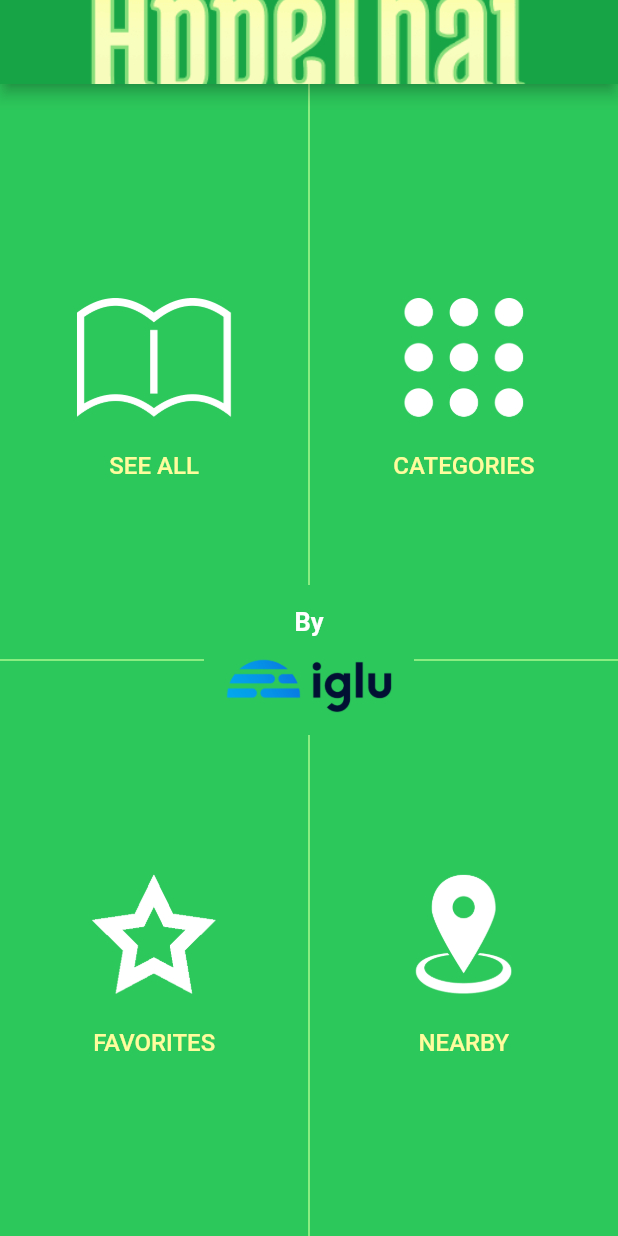
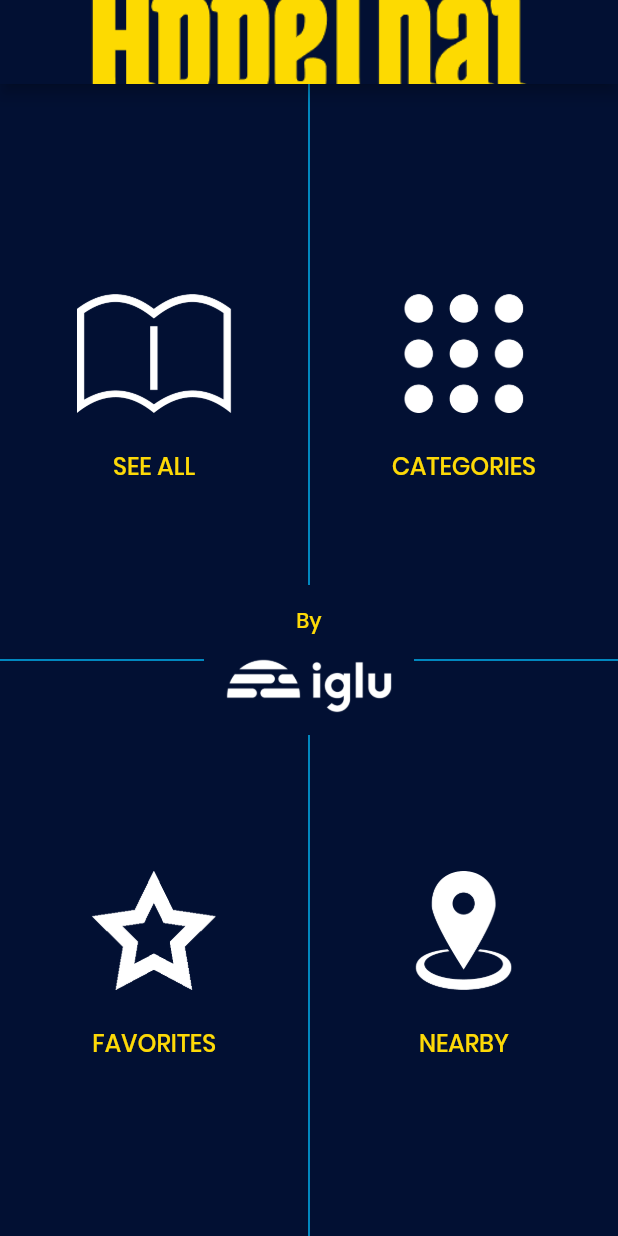
Before and after one commit to ryanzander/appethai, a Flutter app: the screen it shows after launch, on a phone screen of 412 x 824 dp. Run offline on Flutter 3.47's test engine with Material 2 defaults, Android fonts, the phone set to English and light mode, and no system bars; our stand-ins replace audioplayers, auto_size_text, google_maps_flutter, location, shared_preferences.

Commit message:
UI color, font, and icon changes

```diff
--- a/lib/main.dart
+++ b/lib/main.dart
@@ -10,6 +10,7 @@ class MyApp extends StatelessWidget {
     return MaterialApp(
       debugShowCheckedModeBanner: false,
       title: 'AppeThai',
+      theme: ThemeData(fontFamily: 'Poppins'),
       home: HomeScreen(),
     );
   }
--- a/lib/resources/constants.dart
+++ b/lib/resources/constants.dart
@@ -1,15 +1,21 @@
 import 'package:flutter/material.dart';
 
 // App Colors
-Color darkGreen = const Color(0xFF17A446);
-Color mediumGreen = const Color.fromRGBO(44, 200, 91, 1.0);
-Color lightGreen = const Color.fromRGBO(170, 249, 143, 1.0);
+//Color darkGreen = const Color(0xFF17A446);
+//Color mediumGreen = const Color.fromRGBO(44, 200, 91, 1.0);
+//Color lightGreen = const Color.fromRGBO(170, 249, 143, 1.0);
 Color sunYellow = const Color.fromRGBO(253, 217, 7, 1.0);
 Color darkYellow = const Color.fromRGBO(254, 231, 56, 1.0);
-Color lightYellow = const Color(0xFFFEFC9D);
-Color textGreen = const Color(0xFF006639);
+//Color lightYellow = const Color(0xFFFEFC9D);
+//Color textGreen = const Color(0xFF006639);
 Color textRed = const Color(0xFFE10613);
 
-// google map api
-String iosMapApiKey = "AIzaSyCFMCsq8DWDHGAGv1kmPp5Yh4IcoPuNAcQ";
-String androidMapApiKey = "AIzaSyDsbL6VLmRaq-guiGTBvdAeTY5dYgSfLO4";
+Color darkBlue = const Color(0xFF021033);
+Color mediumBlue = const Color(0xFF0A73E0);
+Color lightBlue = const Color(0xFF00AFEE);
+
+Color darkGreen = darkBlue;
+Color mediumGreen = darkBlue; //mediumBlue;
+Color lightGreen = lightBlue;
+Color lightYellow = sunYellow;
+Color textGreen = lightBlue;
--- a/lib/screens/food_info_screen.dart
+++ b/lib/screens/food_info_screen.dart
@@ -78,7 +78,7 @@ class FoodInfoState extends State<FoodInfoScreen> {
                   style: TextStyle(
                     color: lightYellow,
                     fontSize: 20,
-                    fontWeight: FontWeight.w600,
+                    fontWeight: FontWeight.w500,
                   ),
                   maxLines: 2,
                   textAlign: TextAlign.center,
--- a/lib/screens/home_screen.dart
+++ b/lib/screens/home_screen.dart
@@ -89,15 +89,15 @@ class HomeScreenState extends State<HomeScreen> {
                   children: <Widget>[
                     Text("By",
                         style: TextStyle(
-                          color: Colors.white,
-                          fontWeight: FontWeight.w600,
-                          fontSize: 17,
+                          color: lightYellow,
+                          fontWeight: FontWeight.w500,
+                          fontSize: 14,
                         )),
                     FlatButton(
                       onPressed: _launchURL,
                       padding: EdgeInsets.all(0.0),
                       child:
-                          Image.asset('assets/images/general/iglu_colored.png'),
+                          Image.asset('assets/images/general/iglu_white.png'),
                     ),
                   ],
                 ),
```
Also changed, not shown: lib/screens/nearby_screen.dart (+8 -6 lines), pubspec.yaml (+15 -2 lines), assets/images/general/appethai.png, assets/images/general/iglu_white.png (added), assets/images/general/taste_bg.png, assets/images/icons/button_favorites_dark.png, fonts/Poppins-Bold.ttf (added), fonts/Poppins-Medium.ttf (added), fonts/Poppins-Regular.ttf (added), fonts/Poppins-SemiBold.ttf (added), 29 other files.
